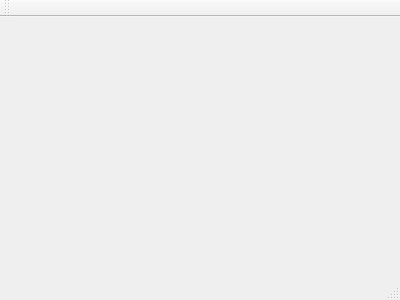
arielbernal/research, file rgSerial/rgSerial/mainwindow.ui: the form before one commit.
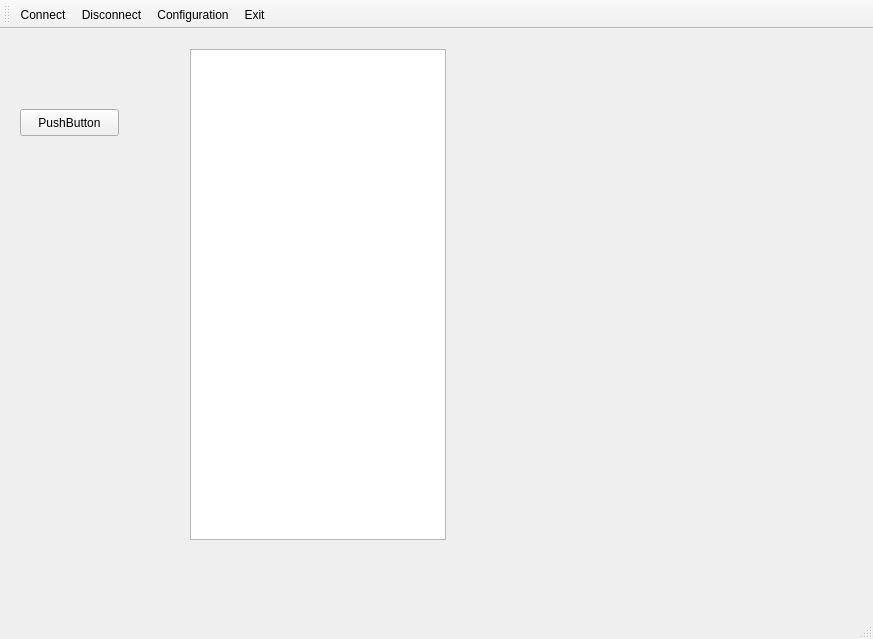
The form after the commit. Icons and pictures are not drawn.

What changed in the file:
```diff
--- a/rgSerial/rgSerial/mainwindow.ui
+++ b/rgSerial/rgSerial/mainwindow.ui
@@ -1,24 +1,123 @@
 <ui version="4.0">
  <class>MainWindow</class>
- <widget class="QMainWindow" name="MainWindow" >
-  <property name="geometry" >
+ <widget class="QMainWindow" name="MainWindow">
+  <property name="geometry">
    <rect>
     <x>0</x>
     <y>0</y>
-    <width>400</width>
-    <height>300</height>
+    <width>873</width>
+    <height>639</height>
    </rect>
   </property>
   <property name="windowTitle" >
    <string>MainWindow</string>
   </property>
-  <widget class="QMenuBar" name="menuBar" />
-  <widget class="QToolBar" name="mainToolBar" />
-  <widget class="QWidget" name="centralWidget" />
-  <widget class="QStatusBar" name="statusBar" />
+  <widget class="QWidget" name="centralWidget">
+   <widget class="QTextBrowser" name="textConsole">
+    <property name="geometry">
+     <rect>
+      <x>190</x>
+      <y>20</y>
+      <width>256</width>
+      <height>491</height>
+     </rect>
+    </property>
+   </widget>
+   <widget class="QPushButton" name="pushButton">
+    <property name="geometry">
+     <rect>
+      <x>20</x>
+      <y>80</y>
+      <width>99</width>
+      <height>27</height>
+     </rect>
+    </property>
+    <property name="text">
+     <string>PushButton</string>
+    </property>
+   </widget>
+  </widget>
+  <widget class="QMenuBar" name="menuBar">
+   <property name="geometry">
+    <rect>
+     <x>0</x>
+     <y>0</y>
+     <width>873</width>
+     <height>25</height>
+    </rect>
+   </property>
+  </widget>
+  <widget class="QStatusBar" name="statusBar"/>
+  <widget class="QToolBar" name="toolBar">
+   <property name="windowTitle">
+    <string>toolBar</string>
+   </property>
+   <attribute name="toolBarArea">
+    <enum>TopToolBarArea</enum>
+   </attribute>
+   <attribute name="toolBarBreak">
+    <bool>false</bool>
+   </attribute>
+   <addaction name="actionConnect"/>
+   <addaction name="actionDisconnect"/>
+   <addaction name="actionConfiguration"/>
+   <addaction name="actionExit"/>
+  </widget>
+  <action name="actionConfiguration">
+   <property name="checkable">
+    <bool>true</bool>
+   </property>
+   <property name="icon">
+    <iconset resource="icons.qrc">
+     <normaloff>:/icons/Settings.png</normaloff>:/icons/Settings.png</iconset>
+   </property>
+   <property name="text">
+    <string>Configuration</string>
+   </property>
+   <property name="toolTip">
+    <string>Configuration</string>
+   </property>
+  </action>
+  <action name="actionConnect">
+   <property name="icon">
+    <iconset resource="icons.qrc">
+     <normaloff>:/icons/bulbOff.png</normaloff>:/icons/bulbOff.png</iconset>
+   </property>
+   <property name="text">
+    <string>Connect</string>
+   </property>
+   <property name="toolTip">
+    <string>Connect</string>
+   </property>
+  </action>
+  <action name="actionDisconnect">
+   <property name="icon">
+    <iconset resource="icons.qrc">
+     <normaloff>:/icons/bulbOn.png</normaloff>:/icons/bulbOn.png</iconset>
+   </property>
+   <property name="text">
+    <string>Disconnect</string>
+   </property>
+   <property name="toolTip">
+    <string>Disconnect</string>
+   </property>
+  </action>
+  <action name="actionExit">
+   <property name="icon">
+    <iconset resource="icons.qrc">
+     <normaloff>:/icons/Shutdown.png</normaloff>:/icons/Shutdown.png</iconset>
+   </property>
+   <property name="text">
+    <string>Exit</string>
+   </property>
+   <property name="toolTip">
+    <string>Exit</string>
+   </property>
+  </action>
  </widget>
- <layoutDefault spacing="6" margin="11" />
- <pixmapfunction></pixmapfunction>
- <resources/>
+ <layoutdefault spacing="6" margin="11"/>
+ <resources>
+  <include location="icons.qrc"/>
+ </resources>
  <connections/>
 </ui>
```
Left out of the diff: 3 changed lines with no effect on the pictures.
